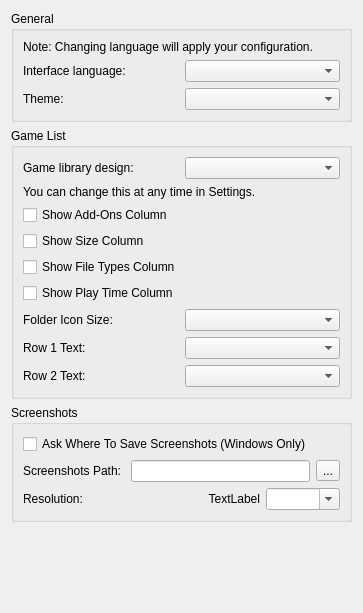
Before: the Qt Designer form src/yuzu/configuration/configure_ui.ui in BrunoSilvestre00/Lichii, drawn with Qt 5.
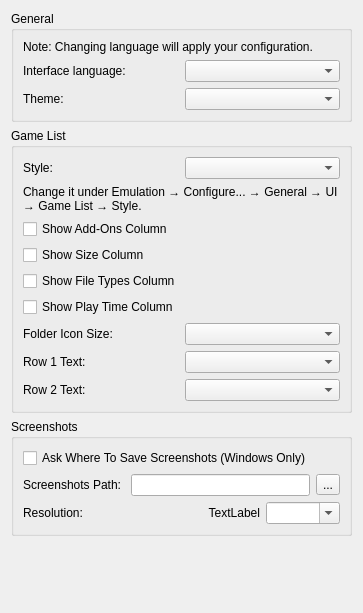
After: the same form once the commit is applied.

Commit message: ui: polish modern library style choices

What changed in the file:
```diff
--- a/src/yuzu/configuration/configure_ui.ui
+++ b/src/yuzu/configuration/configure_ui.ui
@@ -81,7 +81,7 @@
           <item>
            <widget class="QLabel" name="game_library_style_label">
             <property name="text">
-             <string>Game library design:</string>
+             <string>Style:</string>
             </property>
            </widget>
           </item>
@@ -93,7 +93,7 @@
         <item>
          <widget class="QLabel" name="game_library_style_note">
           <property name="text">
-           <string>You can change this at any time in Settings.</string>
+           <string>Change it under Emulation → Configure... → General → UI → Game List → Style.</string>
           </property>
           <property name="wordWrap">
            <bool>true</bool>
```
The commit also changes 7 other files.
